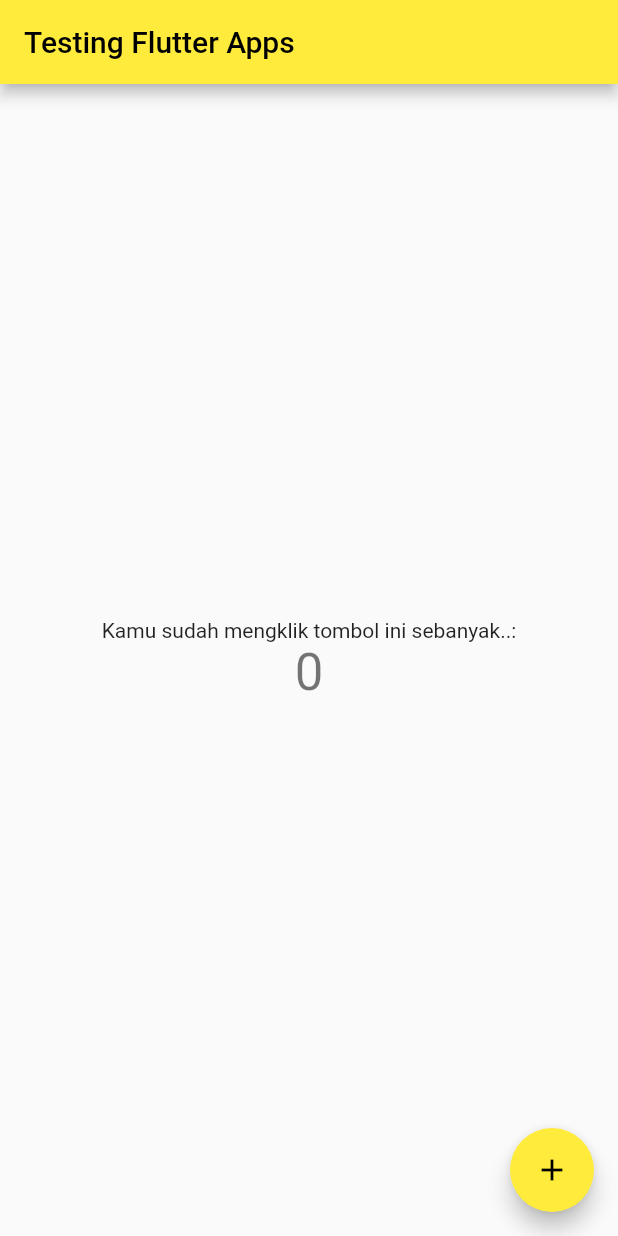
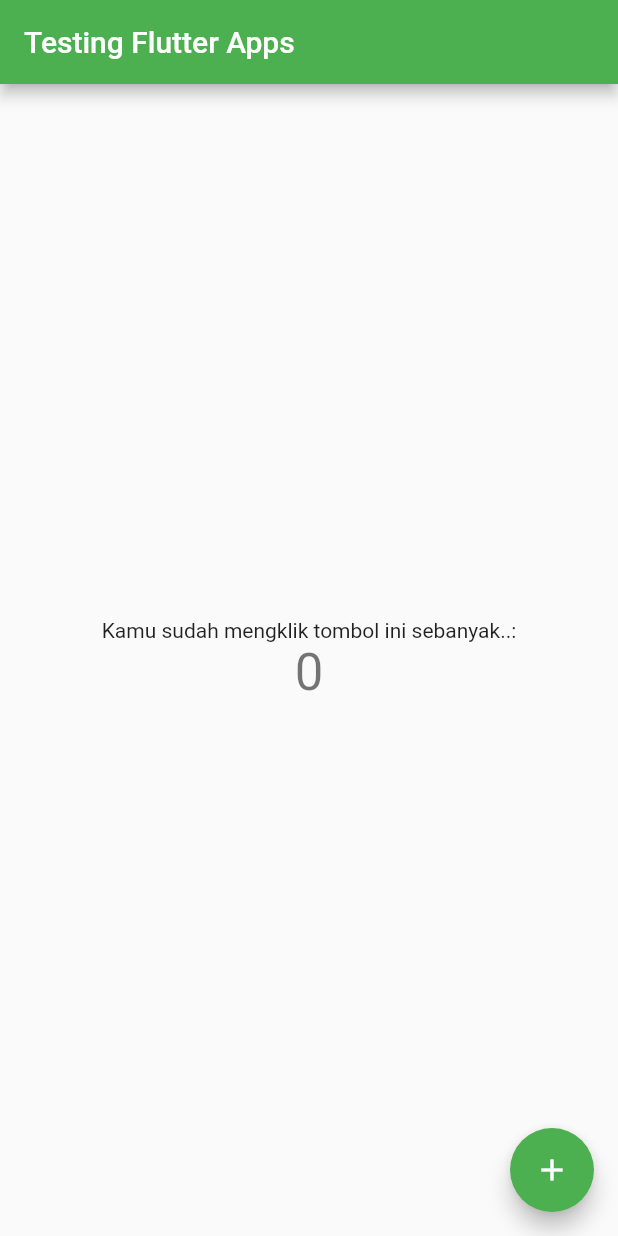
Before and after one commit to akbarhlubis/nongki_kuy_app, a Flutter app: the screen it shows after launch, on a phone screen of 412 x 824 dp. Run offline on Flutter 3.47's test engine with Material 2 defaults, Android fonts, the phone set to English and light mode, and no system bars.

```diff
--- a/lib/main.dart
+++ b/lib/main.dart
@@ -22,7 +22,7 @@ class MyApp extends StatelessWidget {
           // or simply save your changes to "hot reload" in a Flutter IDE).
           // Notice that the counter didn't reset back to zero; the application
           // is not restarted.
-          primarySwatch: Colors.yellow),
+          primarySwatch: Colors.green),
       home: const MyHomePage(title: 'Testing Flutter Apps'),
     );
   }
```
Also changed, not shown: 1 other file.
